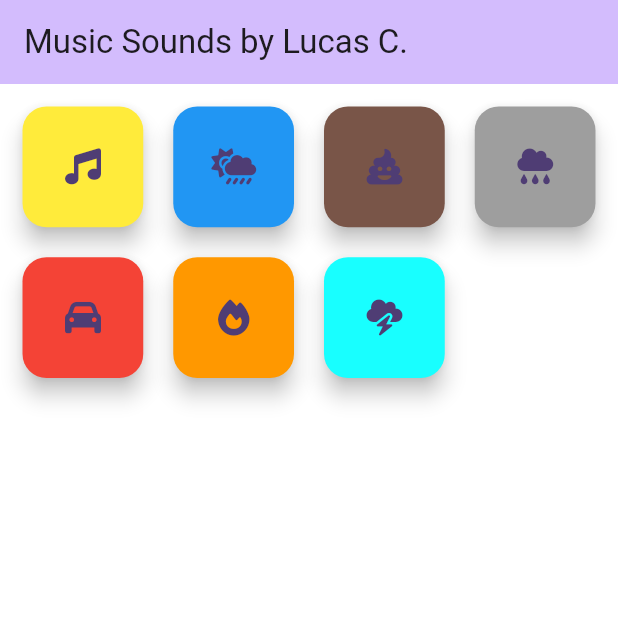
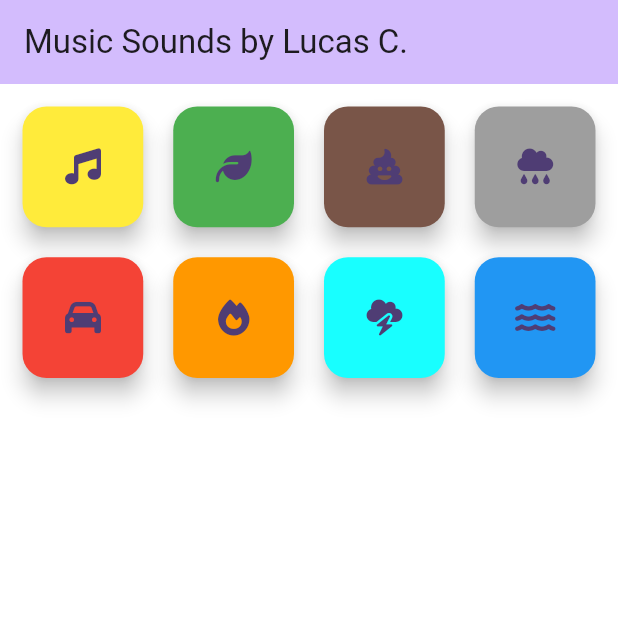
Before and after one commit to lucascarcal/sound_buttons, a Flutter app: the screen it shows after launch, on a phone screen of 412 x 824 dp, the top half of it. Run offline on Flutter 3.47's test engine with Material 3 defaults, Android fonts, the phone set to English and light mode, and no system bars; our stand-ins replace audioplayers, font_awesome_flutter.

Commit message:
new waves icon added

```diff
--- a/lib/home_page.dart
+++ b/lib/home_page.dart
@@ -32,8 +32,8 @@ class _MyHomePageState extends State<MyHomePage> {
             ),
             SoundButton(
               song: 'total_relax.mp3',
-              backgroundColor: Colors.blue,
-              icon: FontAwesomeIcons.cloudSunRain,
+              backgroundColor: Colors.green,
+              icon: FontAwesomeIcons.leaf,
             ),
             SoundButton(
               song: 'fart.mp3',
@@ -60,6 +60,11 @@ class _MyHomePageState extends State<MyHomePage> {
               backgroundColor: Colors.cyanAccent,
               icon: FontAwesomeIcons.cloudBolt,
             ),
+            SoundButton(
+              song: 'waves.mp3',
+              backgroundColor: Colors.blue,
+              icon: FontAwesomeIcons.water,
+            ),
           ],
         ),
       ),
```
Also changed, not shown: 1 other file.
